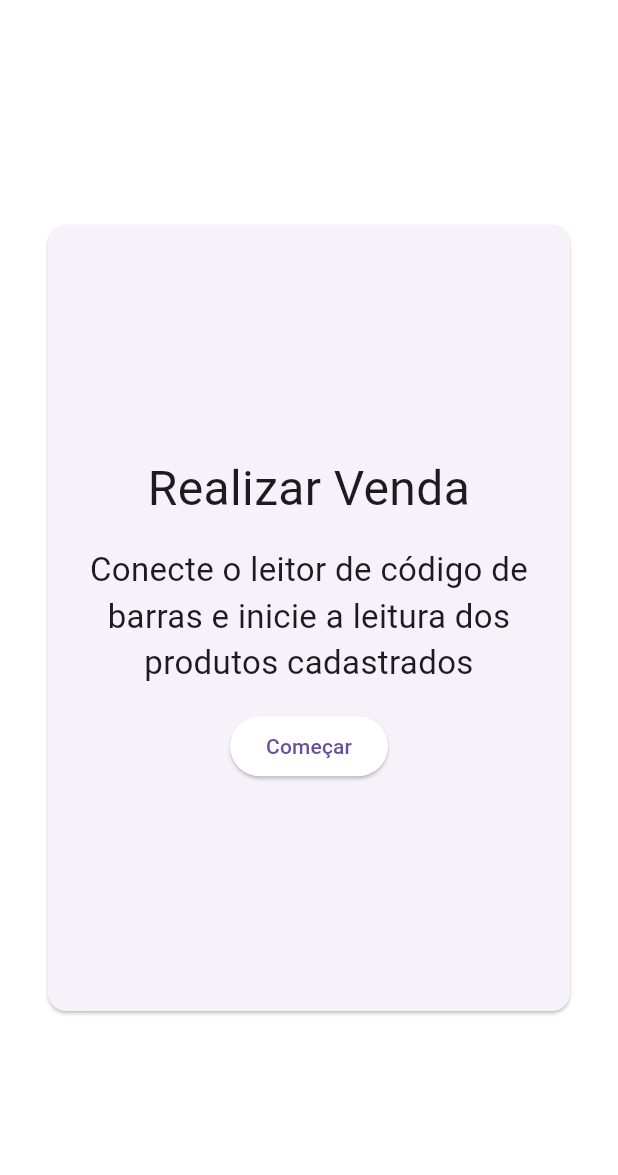
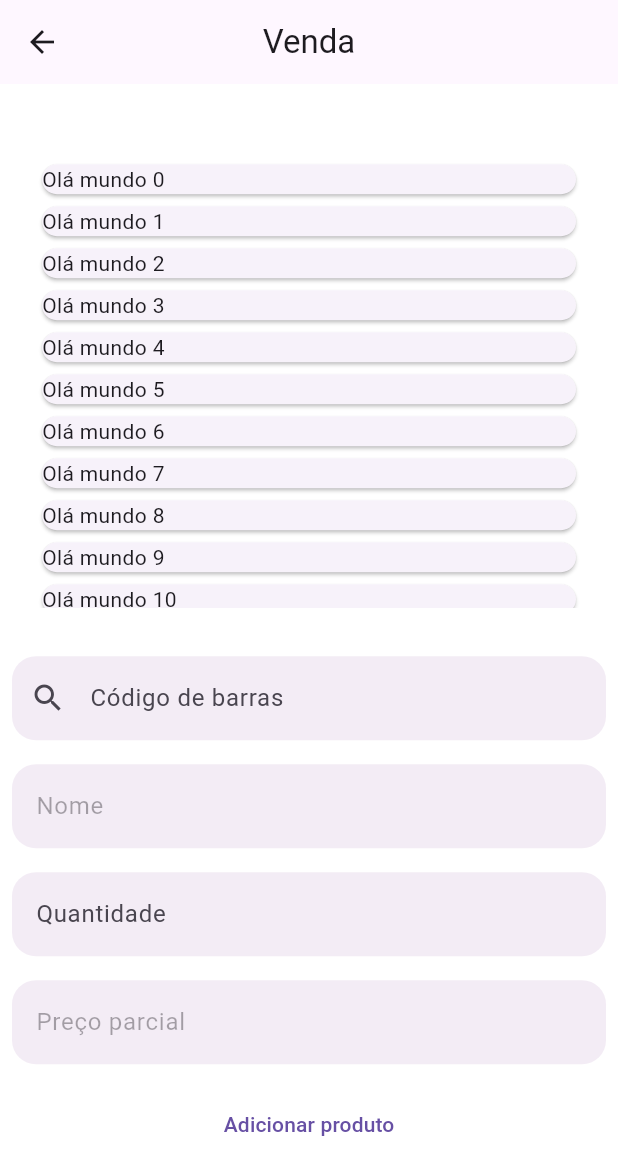
Before and after one commit to Malujoro/Market_Mobile_App, a Flutter app: the HomePage widget shown alone on an empty page, opened directly, after a tap on "Começar", on a phone screen of 412 x 824 dp. Shown: the top 1175 px of the screen. Run offline on Flutter 3.47's test engine with Material 3 defaults, Android fonts, the phone set to English and light mode, and no system bars; our stand-ins replace email_validator, flutter_secure_storage, flutter_slidable, jwt_decoder; accounts and stored records are empty; network calls fail.

Commit message:
Início da implementação das vendas

```diff
--- a/lib/http/http_client.dart
+++ b/lib/http/http_client.dart
@@ -16,7 +16,7 @@ abstract class InterfaceHttpClient {
   Future delete({
     required String url,
     required String token,
-    required String barCode,
+    required String id,
   });
 }
 
@@ -60,12 +60,12 @@ class HttpClient implements InterfaceHttpClient {
   Future delete({
     required String url,
     required String token,
-    required String barCode,
+    required String id,
   }) async {
     var headers = {
       'Authorization': 'Bearer $token',
     };
-    var request = http.Request('DELETE', Uri.parse("$url/$barCode"));
+    var request = http.Request('DELETE', Uri.parse("$url/$id"));
     request.headers.addAll(headers);
 
     http.StreamedResponse response = await request.send();
--- a/lib/mixins/token_mixins.dart
+++ b/lib/mixins/token_mixins.dart
@@ -6,12 +6,10 @@ mixin TokenMixins {
 
   void tokenSet(String jwt) {
     storage.write(key: key, value: jwt);
-    print(jwt);
   }
 
   Future<String?> tokenGet() async {
     var jwt = await storage.read(key: key);
-    print(jwt);
     return jwt;
   }
 }
--- a/lib/models/product.dart
+++ b/lib/models/product.dart
@@ -23,13 +23,13 @@ class Product {
   }
 
   Map<String, dynamic> toMap() {
-    Map<String, dynamic> mapa = {
+    Map<String, dynamic> map = {
       "barCode": barCode,
       "name": name,
       "description": description,
       "price": price,
     };
-    return mapa;
+    return map;
   }
 
   Widget productWidget(Function richTextCreator) {
--- a/lib/pages/navigation/home_page.dart
+++ b/lib/pages/navigation/home_page.dart
@@ -1,14 +1,19 @@
 import 'package:flutter/material.dart';
+import 'package:market_mobile/pages/sale/sale_item_page.dart';
 
 // TODO: Adicionar todas as funcionalidades da Home
 
-class HomePage extends StatelessWidget {
+class HomePage extends StatefulWidget {
   const HomePage({super.key});
 
   @override
+  State<HomePage> createState() => _HomePageState();
+}
+
+class _HomePageState extends State<HomePage> {
+  @override
   Widget build(BuildContext context) {
-    return Center(
-      child: Card(
+    return Card(
       margin: const EdgeInsets.symmetric(horizontal: 32, vertical: 150),
       child: Column(
         mainAxisAlignment: MainAxisAlignment.center,
@@ -28,14 +33,20 @@ class HomePage extends StatelessWidget {
           const SizedBox(height: 16),
           ElevatedButton(
             onPressed: () {
-                print("Começar Pressionado");
+              // TODO: Talvez implementar o GetProducts aqui, já que a lista de produtos será necessária para efetuar as vendas
+              // Fazer um if state.value.isEmpty para carregar os produtos
+              showSaleItemPage();
             },
             style: ElevatedButton.styleFrom(backgroundColor: Colors.white),
             child: const Text("Começar"),
           ),
         ],
       ),
-      ),
     );
   }
+
+  void showSaleItemPage() {
+    Navigator.push(
+        context, MaterialPageRoute(builder: (context) => const SaleItemPage()));
   }
+}
--- a/lib/pages/navigation/insights_page.dart
+++ b/lib/pages/navigation/insights_page.dart
@@ -21,8 +21,7 @@ class _InsightsPageState extends State<InsightsPage> {
 
   @override
   Widget build(BuildContext context) {
-    return Center(
-      child: Column(
+    return Column(
       children: [
         Padding(
           padding: const EdgeInsets.only(left: 16, right: 16, top: 16, bottom: 8),
@@ -77,7 +76,6 @@ class _InsightsPageState extends State<InsightsPage> {
           ),
         ),
       ],
-      ),
     );
   }
 }
--- a/lib/pages/product/product_item_page.dart
+++ b/lib/pages/product/product_item_page.dart
@@ -75,6 +75,7 @@ class _ProductItemPageState extends State<ProductItemPage>
                   children: [
                     TextFormField(
                       readOnly: widget.product != null,
+                      enabled: widget.product == null,
                       controller: barCodeController,
                       keyboardType: TextInputType.number,
                       validator: (value) => combine([
@@ -110,6 +111,7 @@ class _ProductItemPageState extends State<ProductItemPage>
                       },
                       inputFormatters: [
                         LengthLimitingTextInputFormatter(100),
+                        FilteringTextInputFormatter.allow(RegExp("[a-z A-Z 0-9]"))
                       ],
                       decoration: const InputDecoration(
                         labelText: "Nome do Produto",
@@ -158,6 +160,7 @@ class _ProductItemPageState extends State<ProductItemPage>
                       },
                       inputFormatters: [
                         LengthLimitingTextInputFormatter(100),
+                        FilteringTextInputFormatter.allow(RegExp("[a-z A-Z 0-9]"))
                       ],
                       decoration: const InputDecoration(
                         labelText: "Descrição",
--- /dev/null
+++ b/lib/pages/sale/sale_item_page.dart
@@ -0,0 +1,139 @@
+import 'package:flutter/material.dart';
+import 'package:flutter/services.dart';
+import 'package:market_mobile/mixins/validator_mixins.dart';
+
+class SaleItemPage extends StatefulWidget {
+  const SaleItemPage({super.key});
+
+  @override
+  State<SaleItemPage> createState() => _SaleItemPageState();
+}
+
+class _SaleItemPageState extends State<SaleItemPage> with ValidationsMixin {
+  GlobalKey<FormState> formKey = GlobalKey<FormState>();
+
+  TextEditingController barCodeController = TextEditingController();
+  TextEditingController nameController = TextEditingController();
+  TextEditingController quantityController = TextEditingController();
+  TextEditingController partialPriceController = TextEditingController();
+
+  bool userEdited = false;
+
+  @override
+  Widget build(BuildContext context) {
+    return SafeArea(
+      child: Scaffold(
+        appBar: AppBar(
+          title: const Text("Venda"),
+          centerTitle: true,
+        ),
+        body: Center(
+          child: Form(
+            key: formKey,
+            child: Padding(
+              padding:
+                  const EdgeInsets.only(bottom: 25, left: 8, right: 8, top: 8),
+              child: Column(
+                mainAxisAlignment: MainAxisAlignment.center,
+                children: [
+                  Flexible(
+                    child: Container(
+                      height: 300,
+                      margin: const EdgeInsets.all(16),
+                      child: ListView(
+                        shrinkWrap: true,
+                        children: [
+                          for (int i = 0; i < 30; i++)
+                            Card(child: Text("Olá mundo $i")),
+                        ],
+                      ),
+                    ),
+                  ),
+                  const SizedBox(height: 16),
+                  TextFormField(
+                    controller: barCodeController,
+                    keyboardType: TextInputType.number,
+                    validator: (value) => combine([
+                      () => isNotEmpty(value),
+                      () => minLength(
+                          value, 12, "O código de barras deve ter 12 dígitos"),
+                    ]),
+                    onChanged: (value) {
+                      userEdited = true;
+                    },
+                    inputFormatters: [
+                      FilteringTextInputFormatter.digitsOnly,
+                      LengthLimitingTextInputFormatter(12),
+                    ],
+                    decoration: InputDecoration(
+                      // contentPadding: const EdgeInsets.only(16),
+                      prefixIcon: IconButton(
+                        onPressed: () {
+                          // TODO: Implementar o preenchimento do nome do produto de maneira automática
+                          // if barCode inválido, acusar erro
+                          // else
+                          // nameController.text = products[index].name
+                        },
+                        icon: const Icon(Icons.search),
+                      ),
+                      labelText: "Código de barras",
+                    ),
+                  ),
+                  const SizedBox(height: 16),
+                  TextFormField(
+                    enabled: false,
+                    readOnly: true,
+                    controller: nameController,
+                    decoration: const InputDecoration(labelText: "Nome"),
+                  ),
+                  const SizedBox(height: 16),
+                  TextFormField(
+                    controller: quantityController,
+                    keyboardType: TextInputType.number,
+                    validator: (value) => combine([
+                      () => isNotEmpty(value),
+                      () => isPositive(value),
+                    ]),
+                    onChanged: (value) {
+                      userEdited = true;
+                      // TODO: Implementar o cálculo do preço parcial do produto de maneira automática
+                      // if notEmpty && != "0"
+                      // int value = int.parse(quantityController.text)
+                      // partialPriceController.text = value * products[index].price
+                    },
+                    inputFormatters: [
+                      FilteringTextInputFormatter.digitsOnly,
+                    ],
+                    decoration: const InputDecoration(
+                      labelText: "Quantidade",
+                    ),
+                  ),
+                  const SizedBox(height: 16),
+                  TextFormField(
+                    enabled: false,
+                    readOnly: true,
+                    controller: partialPriceController,
+                    decoration: const InputDecoration(
+                      labelText: "Preço parcial",
+                      prefix: Text("R\$ "),
+                    ),
+                  ),
+                  const SizedBox(height: 16),
+                  TextButton(
+                    onPressed: () {
+                      if (formKey.currentState!.validate()) {
+                        // TODO: Adicionar o produto no fim da lista de produtos da venda
+                        // products.add(product);
+                      }
+                    },
+                    child: const Text("Adicionar produto"),
+                  ),
+                ],
+              ),
+            ),
+          ),
+        ),
+      ),
+    );
+  }
+}
--- a/lib/stores/product_store.dart
+++ b/lib/stores/product_store.dart
@@ -1,7 +1,7 @@
 import 'package:flutter/material.dart';
 import 'package:market_mobile/http/exceptions.dart';
 import 'package:market_mobile/models/product.dart';
-import 'package:market_mobile/repositories/repository.dart';
+import 'package:market_mobile/repositories/product_repository.dart';
 
 enum Order { ascAZ }
 
--- a/pubspec.yaml
+++ b/pubspec.yaml
@@ -40,6 +40,7 @@ dependencies:
   flutter_secure_storage: ^9.2.2
   flutter_slidable: ^3.1.1
   jwt_decoder: ^2.0.1
+  intl: ^0.19.0
 
 dev_dependencies:
   flutter_test:
```
Also changed, not shown: lib/mixins/query_mixins.dart (added, +15 -0 lines), lib/models/sale.dart (added, +52 -0 lines), lib/models/sale_product.dart (added, +58 -0 lines), lib/pages/my_app.dart (+10 -8 lines), lib/pages/navigation/product_page.dart (+11 -14 lines), lib/repositories/product_repository.dart (renamed from lib/repositories/repository.dart, +7 -21 lines), lib/repositories/sale_repository.dart (added, +66 -0 lines), lib/stores/sale_store.dart (added, +69 -0 lines), pubspec.lock. Lines whose indentation alone changed are shown as unchanged.
